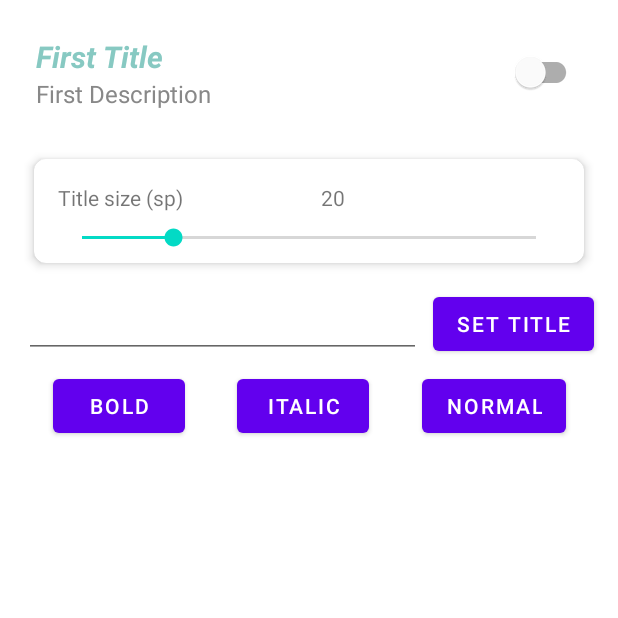
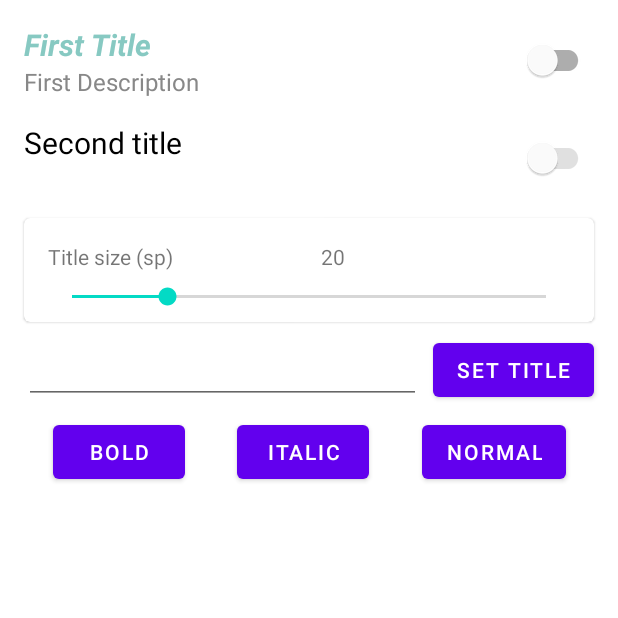
Before and after one commit to Grigoriym/CustomViews, an Android app: the screen it shows after launch (MainActivity), after a tap on "SETTINGS ITEMS", on a phone screen of 412 x 824 dp, the top half of it. Run offline under Robolectric (Android 15) with nearby library versions, the phone set to English and light mode, and no system bars.

Commit message:
Some fixes to settings, toolbar, seekbar

```diff
--- a/app/src/main/java/com/grappim/customviews/ui/fitting_toolbar/FittingToolbarView.kt
+++ b/app/src/main/java/com/grappim/customviews/ui/fitting_toolbar/FittingToolbarView.kt
@@ -10,6 +10,11 @@ class FittingToolbarView @JvmOverloads constructor(
     attrs: AttributeSet? = null,
     defStyleAttr: Int = 0
 ) : ViewGroup(context, attrs, defStyleAttr) {
+
+    companion object {
+        private const val START_CHILD_MARGIN = 10
+        private const val END_CHILD_MARGIN = 10
+    }
 
     override fun onLayout(changed: Boolean, l: Int, t: Int, r: Int, b: Int) {
         val maxWidth = measuredWidth
--- a/app/src/main/java/com/grappim/customviews/ui/settings_item_view/SettingsFragment.kt
+++ b/app/src/main/java/com/grappim/customviews/ui/settings_item_view/SettingsFragment.kt
@@ -5,6 +5,7 @@ import android.view.View
 import com.google.android.material.snackbar.Snackbar
 import com.grappim.customviews.databinding.FragmentSettingsBinding
 import com.grappim.customviews.ui.base.BaseFragment
+import com.grappim.customviews.utils.showSnackbar
 
 class SettingsFragment : BaseFragment<FragmentSettingsBinding>(
     FragmentSettingsBinding::inflate
@@ -17,15 +18,14 @@ class SettingsFragment : BaseFragment<FragmentSettingsBinding>(
 
     private fun initView() {
         with(viewBinding) {
-            settingsFirst.setSwitchListener {
-                Snackbar.make(
-                    viewBinding.root,
+            settingsFirst.switchListener = {
+                viewBinding.root.showSnackbar(
                     "$it",
                     Snackbar.LENGTH_SHORT
-                ).show()
+                )
             }
-            seekBarTitleSize.setSeekBarCallback {
-                settingsFirst.setTitleTextSize(it)
+            seekBarTitleSize.seekBarListener = {
+                settingsFirst.titleTextSize = it
             }
             btnSetTitleText.setOnClickListener {
                 settingsFirst.setTitleText(etTitleText.text.toString())
--- a/app/src/main/java/com/grappim/customviews/ui/settings_item_view/SettingsItemView.kt
+++ b/app/src/main/java/com/grappim/customviews/ui/settings_item_view/SettingsItemView.kt
@@ -1,53 +1,62 @@
 package com.grappim.customviews.ui.settings_item_view
 
 import android.content.Context
+import android.graphics.Canvas
 import android.graphics.Color
 import android.graphics.Typeface
 import android.util.AttributeSet
 import android.util.TypedValue
-import android.view.Gravity
-import android.widget.FrameLayout
+import android.view.LayoutInflater
 import androidx.annotation.ColorInt
 import androidx.annotation.StringRes
+import androidx.constraintlayout.widget.ConstraintLayout
 import androidx.core.content.withStyledAttributes
 import androidx.core.view.isVisible
-import com.google.android.material.switchmaterial.SwitchMaterial
-import com.google.android.material.textview.MaterialTextView
 import com.grappim.customviews.R
+import com.grappim.customviews.databinding.ViewSettingsItemBinding
+import com.grappim.customviews.utils.delegate.viewProperty
 import com.grappim.customviews.utils.onCheckChanged
 
 class SettingsItemView(
     context: Context,
     attrs: AttributeSet
-) : FrameLayout(context, attrs) {
+) : ConstraintLayout(context, attrs) {
 
     companion object {
         private const val DEFAULT_TITLE_TEXT_COLOR = Color.BLACK
         private const val DEFAULT_DESCRIPTION_TEXT_COLOR = Color.GRAY
+        private const val DEFAULT_TITLE_TEXT_SIZE = 20f
     }
 
-    private var _switchListener: ((isChecked: Boolean) -> Unit)? = null
-    private val switchListener: (isChecked: Boolean) -> Unit
-        get() = requireNotNull(_switchListener)
+    private val binding: ViewSettingsItemBinding = ViewSettingsItemBinding.inflate(
+        LayoutInflater.from(context),
+        this
+    )
 
-    private val titleTextView: MaterialTextView
-    private val descriptionTextView: MaterialTextView
-    private val switch: SwitchMaterial
+    var switchListener: ((isChecked: Boolean) -> Unit)? = null
 
     private var isDescriptionTextInvisible: Boolean = false
+
+    @get:ColorInt
+    var titleTextColor: Int by viewProperty(DEFAULT_TITLE_TEXT_COLOR)
+
+    var titleTextSize: Float by viewProperty(DEFAULT_TITLE_TEXT_SIZE)
+
+    var isSwitchVisible: Boolean by viewProperty(false)
+    var isSwitchEnabled: Boolean by viewProperty(true)
 
     var isTitleBold: Boolean = true
         set(value) {
             field = value
             if (value) {
                 if (isTitleItalic) {
-                    titleTextView.setTypeface(null, Typeface.BOLD_ITALIC)
+                    binding.titleTextView.setTypeface(null, Typeface.BOLD_ITALIC)
                 } else {
-                    titleTextView.setTypeface(titleTextView.typeface, Typeface.BOLD)
+                    binding.titleTextView.setTypeface(binding.titleTextView.typeface, Typeface.BOLD)
                 }
             } else {
                 if (isTitleItalic) {
-                    titleTextView.setTypeface(null, Typeface.ITALIC)
+                    binding.titleTextView.setTypeface(null, Typeface.ITALIC)
                 } else {
                     setTitleTextNormal()
                 }
@@ -59,13 +68,16 @@ class SettingsItemView(
             field = value
             if (value) {
                 if (isTitleBold) {
-                    titleTextView.setTypeface(null, Typeface.BOLD_ITALIC)
+                    binding.titleTextView.setTypeface(null, Typeface.BOLD_ITALIC)
                 } else {
-                    titleTextView.setTypeface(titleTextView.typeface, Typeface.ITALIC)
+                    binding.titleTextView.setTypeface(
+                        binding.titleTextView.typeface,
+                        Typeface.ITALIC
+                    )
                 }
             } else {
                 if (isTitleBold) {
-                    titleTextView.setTypeface(null, Typeface.BOLD)
+                    binding.titleTextView.setTypeface(null, Typeface.BOLD)
                 } else {
                     setTitleTextNormal()
                 }
@@ -73,24 +85,32 @@ class SettingsItemView(
         }
 
     init {
-        inflate(context, R.layout.view_settings_item, this)
-
-        titleTextView = findViewById(R.id.titleTextView)
-        descriptionTextView = findViewById(R.id.descriptionTextView)
-        switch = findViewById(R.id.onOffSwitch)
-
-        switch.onCheckChanged {
-            switchListener(it)
+        setWillNotDraw(false)
+        binding.onOffSwitch.onCheckChanged {
+            switchListener?.invoke(it)
         }
 
         context.withStyledAttributes(attrs, R.styleable.SettingsItemView) {
-            titleTextView.apply {
+            titleTextColor = getInt(
+                R.styleable.SettingsItemView_siw_titleTextColor,
+                titleTextColor
+            )
+            titleTextSize = getDimension(
+                R.styleable.SettingsItemView_siw_titleTextSize,
+                titleTextSize
+            )
+
+            isSwitchVisible = getBoolean(
+                R.styleable.SettingsItemView_siw_isSwitchVisible,
+                isSwitchVisible
+            )
+            isSwitchEnabled = getBoolean(
+                R.styleable.SettingsItemView_siw_isSwitchEnabled,
+                isSwitchEnabled
+            )
+
+            binding.titleTextView.apply {
                 text = getString(R.styleable.SettingsItemView_siw_titleText)
-                val textColor = getInt(
-                    R.styleable.SettingsItemView_siw_titleTextColor,
-                    DEFAULT_TITLE_TEXT_COLOR
-                )
-                setTextColor(textColor)
 
                 isTitleBold = getBoolean(
                     R.styleable.SettingsItemView_siw_isTitleBold,
@@ -100,15 +120,9 @@ class SettingsItemView(
                     R.styleable.SettingsItemView_siw_isTitleItalic,
                     false
                 )
-
-                val textSize = getDimension(
-                    R.styleable.SettingsItemView_siw_titleTextSize,
-                    resources.getDimension(R.dimen.siw_default_title_text_size)
-                )
-                setTextSize(TypedValue.COMPLEX_UNIT_PX, textSize)
             }
 
-            descriptionTextView.apply {
+            binding.descriptionTextView.apply {
                 text = getString(R.styleable.SettingsItemView_siw_descriptionText)
                 val textColor = getInt(
                     R.styleable.SettingsItemView_siw_descriptionTextColor,
@@ -122,57 +136,45 @@ class SettingsItemView(
                 )
             }
 
-            val showSwitch = getBoolean(
-                R.styleable.SettingsItemView_siw_showSwitch,
-                false
-            )
-            switch.isVisible = showSwitch
-
         }
         hideDescriptionViewIfNoContent()
     }
 
-    fun setTitleTextNormal() {
-        titleTextView.setTypeface(null, Typeface.NORMAL)
+    override fun onDraw(canvas: Canvas?) {
+        binding.titleTextView.setTextColor(titleTextColor)
+        binding.titleTextView.setTextSize(TypedValue.COMPLEX_UNIT_SP, titleTextSize)
+
+        binding.onOffSwitch.isVisible = isSwitchVisible
+        binding.onOffSwitch.isEnabled = isSwitchEnabled
+
+        hideDescriptionViewIfNoContent()
+        super.onDraw(canvas)
     }
 
-    fun setTitleTextSize(value: Float) {
-        titleTextView.setTextSize(TypedValue.COMPLEX_UNIT_SP, value)
-
-    }
-
-    fun setSwitchListener(callback: (isChecked: Boolean) -> Unit) {
-        _switchListener = callback
+    fun setTitleTextNormal() {
+        binding.titleTextView.setTypeface(null, Typeface.NORMAL)
     }
 
     fun setTitleText(@StringRes resId: Int) {
-        titleTextView.setText(resId)
+        binding.titleTextView.setText(resId)
     }
 
     fun setTitleText(text: String) {
-        titleTextView.text = text
-    }
-
-    fun setTitleTextColor(@ColorInt idRes: Int) {
-        titleTextView.setTextColor(idRes)
+        binding.titleTextView.text = text
     }
 
     fun setDescriptionText(@StringRes resId: Int) {
-        descriptionTextView.setText(resId)
+        binding.descriptionTextView.setText(resId)
         hideDescriptionViewIfNoContent()
     }
 
     fun setDescriptionText(text: String) {
-        descriptionTextView.text = text
+        binding.descriptionTextView.text = text
         hideDescriptionViewIfNoContent()
     }
 
-    fun setSwitchEnabled(enabled: Boolean) {
-        switch.isChecked = enabled
-    }
-
     private fun hideDescriptionViewIfNoContent() {
-        descriptionTextView.apply {
+        binding.descriptionTextView.apply {
             visibility = if (text.isNullOrEmpty()) {
                 if (isDescriptionTextInvisible) {
                     INVISIBLE
@@ -187,6 +189,6 @@ class SettingsItemView(
 
     override fun onDetachedFromWindow() {
         super.onDetachedFromWindow()
-        _switchListener = null
+        switchListener = null
     }
 }
--- a/app/src/main/java/com/grappim/customviews/ui/value_seek/SeekBarWithTitleView.kt
+++ b/app/src/main/java/com/grappim/customviews/ui/value_seek/SeekBarWithTitleView.kt
@@ -1,61 +1,47 @@
 package com.grappim.customviews.ui.value_seek
 
 import android.content.Context
+import android.graphics.Canvas
 import android.util.AttributeSet
-import android.widget.FrameLayout
-import android.widget.SeekBar
-import android.widget.TextView
-import androidx.appcompat.widget.AppCompatSeekBar
+import android.view.LayoutInflater
 import androidx.core.content.withStyledAttributes
+import com.google.android.material.card.MaterialCardView
 import com.grappim.customviews.R
+import com.grappim.customviews.databinding.ViewSeekBarAndTitleBinding
+import com.grappim.customviews.utils.delegate.viewProperty
 import com.grappim.customviews.utils.onProgressChanged
 
 class SeekBarWithTitleView(
     context: Context,
     attrs: AttributeSet
-) : FrameLayout(context, attrs) {
+) : MaterialCardView(context, attrs) {
 
     companion object {
         private const val DEFAULT_SEEK_BAR_MAX = 100
         private const val DEFAULT_SEEK_BAR_PROGRESS = 20
     }
 
-    private val tvTitle: TextView
-    private val seekBar: SeekBar
-    private val tvSeekBarValue: TextView
+    private var _binding: ViewSeekBarAndTitleBinding? = null
+    private val binding
+        get() = requireNotNull(_binding)
 
-    private var _seekBarListener: ((value: Float) -> Unit)? = null
-    private val seekBarListener
-        get() = requireNotNull(_seekBarListener)
+    var seekBarListener: ((value: Float) -> Unit)? = null
 
-    var seekBarMax: Int = DEFAULT_SEEK_BAR_MAX
-        set(value) {
-            field = value
-            seekBar.max = value
-        }
+    var seekBarMax: Int by viewProperty(DEFAULT_SEEK_BAR_MAX)
 
-    var seekBarProgress: Int = DEFAULT_SEEK_BAR_PROGRESS
-        set(value) {
-            field = value
-            seekBar.progress = value
-        }
+    var seekBarProgress: Int by viewProperty(DEFAULT_SEEK_BAR_PROGRESS)
 
-    var titleText: String = ""
-        set(value) {
-            field = value
-            tvTitle.text = value
-        }
+    var titleText: String by viewProperty("")
 
     init {
-        inflate(context, R.layout.view_seek_bar_and_title, this)
+        _binding = ViewSeekBarAndTitleBinding.inflate(
+            LayoutInflater.from(context),
+            this
+        )
 
-        tvTitle = findViewById(R.id.tvTitle)
-        seekBar = findViewById(R.id.seekBarAndTitle)
-        tvSeekBarValue = findViewById(R.id.tvSeekBarValue)
-
-        seekBar.onProgressChanged {
-            tvSeekBarValue.text = "${it.toInt()}"
-            seekBarListener(it)
+        binding.seekBarAndTitle.onProgressChanged {
+            seekBarProgress = it.toInt()
+            seekBarListener?.invoke(it)
         }
 
         context.withStyledAttributes(attrs, R.styleable.SeekBarWithTitleView) {
@@ -64,23 +50,29 @@ class SeekBarWithTitleView(
             ) ?: ""
             seekBarMax = getInteger(
                 R.styleable.SeekBarWithTitleView_sbt_seekBarMax,
-                DEFAULT_SEEK_BAR_MAX
+                seekBarMax
             )
             seekBarProgress = getInteger(
                 R.styleable.SeekBarWithTitleView_sbt_seekBarProgress,
-                DEFAULT_SEEK_BAR_PROGRESS
+                seekBarProgress
             )
-
-            tvSeekBarValue.text = "$seekBarProgress"
         }
     }
 
-    fun setSeekBarCallback(callback: (value: Float) -> Unit) {
-        _seekBarListener = callback
+    override fun onDraw(canvas: Canvas?) {
+        binding.seekBarAndTitle.max = seekBarMax
+        binding.seekBarAndTitle.progress = seekBarProgress
+
+        binding.tvSeekBarValue.text = "$seekBarProgress"
+
+        binding.tvTitle.text = titleText
+
+        super.onDraw(canvas)
     }
 
     override fun onDetachedFromWindow() {
         super.onDetachedFromWindow()
-        _seekBarListener = null
+        seekBarListener = null
+        _binding = null
     }
 }
--- a/app/src/main/java/com/grappim/customviews/ui/waveView/WaveFragment.kt
+++ b/app/src/main/java/com/grappim/customviews/ui/waveView/WaveFragment.kt
@@ -18,12 +18,12 @@ class WaveFragment : BaseFragment<FragmentWaveBinding>(
     }
 
     private fun initView() {
-        with(viewBinding){
+        with(viewBinding) {
             waveView1.initData(viewModel.getWaveData())
             waveView2.initData(viewModel.getWaveData())
             waveView3.initData(viewModel.getWaveData())
 
-            seekBarWaveView.setSeekBarCallback {
+            seekBarWaveView.seekBarListener = {
                 waveView1.maxVolume = it.toInt()
             }
             seekBarWaveView.seekBarProgress = 30
--- a/app/src/main/java/com/grappim/customviews/utils/ViewExtensions.kt
+++ b/app/src/main/java/com/grappim/customviews/utils/ViewExtensions.kt
@@ -1,6 +1,9 @@
 package com.grappim.customviews.utils
 
+import android.view.View
 import android.widget.SeekBar
+import com.google.android.material.snackbar.BaseTransientBottomBar
+import com.google.android.material.snackbar.Snackbar
 import com.google.android.material.switchmaterial.SwitchMaterial
 
 fun SeekBar.onProgressChanged(onProgressChanged: (Float) -> Unit) {
@@ -25,3 +28,14 @@ fun SwitchMaterial.onCheckChanged(
         onChecked(isChecked)
     }
 }
+
+fun View.showSnackbar(
+    text: String,
+    @BaseTransientBottomBar.Duration duration: Int
+) {
+    Snackbar.make(
+        this,
+        text,
+        duration
+    ).show()
+}
--- a/app/src/main/res/layout/fragment_settings.xml
+++ b/app/src/main/res/layout/fragment_settings.xml
@@ -16,11 +16,23 @@
         app:layout_constraintStart_toStartOf="parent"
         app:layout_constraintTop_toTopOf="parent"
         app:siw_descriptionText="First Description"
+        app:siw_isSwitchVisible="true"
         app:siw_isTitleBold="true"
         app:siw_isTitleItalic="true"
-        app:siw_showSwitch="true"
         app:siw_titleText="First Title"
         app:siw_titleTextColor="@color/cv_color_bermuda" />
+
+    <com.grappim.customviews.ui.settings_item_view.SettingsItemView
+        android:id="@+id/settingsSecond"
+        android:layout_width="0dp"
+        android:layout_height="wrap_content"
+        android:layout_marginTop="16dp"
+        app:layout_constraintEnd_toEndOf="@id/settingsFirst"
+        app:layout_constraintStart_toStartOf="@id/settingsFirst"
+        app:layout_constraintTop_toBottomOf="@id/settingsFirst"
+        app:siw_isSwitchEnabled="false"
+        app:siw_isSwitchVisible="true"
+        app:siw_titleText="Second title" />
 
     <com.grappim.customviews.ui.value_seek.SeekBarWithTitleView
         android:id="@+id/seekBarTitleSize"
@@ -31,7 +43,7 @@
         android:layout_marginEnd="16dp"
         app:layout_constraintEnd_toEndOf="parent"
         app:layout_constraintStart_toStartOf="parent"
-        app:layout_constraintTop_toBottomOf="@id/settingsFirst"
+        app:layout_constraintTop_toBottomOf="@id/settingsSecond"
         app:sbt_titleText="Title size (sp)" />
 
     <com.google.android.material.textfield.TextInputEditText
--- a/app/src/main/res/layout/view_seek_bar_and_title.xml
+++ b/app/src/main/res/layout/view_seek_bar_and_title.xml
@@ -1,12 +1,13 @@
 <?xml version="1.0" encoding="utf-8"?>
-<com.google.android.material.card.MaterialCardView xmlns:android="http://schemas.android.com/apk/res/android"
+<merge xmlns:android="http://schemas.android.com/apk/res/android"
     xmlns:app="http://schemas.android.com/apk/res-auto"
     xmlns:tools="http://schemas.android.com/tools"
     android:layout_width="match_parent"
     android:layout_height="wrap_content"
     app:cardCornerRadius="8dp"
     app:cardElevation="4dp"
-    app:cardUseCompatPadding="true">
+    app:cardUseCompatPadding="true"
+    tools:parentTag="com.google.android.material.card.MaterialCardView">
 
     <androidx.constraintlayout.widget.ConstraintLayout
         android:layout_width="match_parent"
@@ -59,4 +60,4 @@
 
     </androidx.constraintlayout.widget.ConstraintLayout>
 
-</com.google.android.material.card.MaterialCardView>
+</merge>
--- a/app/src/main/res/layout/view_settings_item.xml
+++ b/app/src/main/res/layout/view_settings_item.xml
@@ -1,39 +1,36 @@
 <?xml version="1.0" encoding="utf-8"?>
-<LinearLayout xmlns:android="http://schemas.android.com/apk/res/android"
+<merge xmlns:android="http://schemas.android.com/apk/res/android"
+    xmlns:app="http://schemas.android.com/apk/res-auto"
     xmlns:tools="http://schemas.android.com/tools"
     android:layout_width="match_parent"
     android:layout_height="wrap_content"
-    android:orientation="horizontal"
-    android:padding="8dp"
-    android:weightSum="10">
-
-    <LinearLayout
-        android:layout_width="wrap_content"
-        android:layout_height="wrap_content"
-        android:layout_weight="9"
-        android:orientation="vertical">
+    tools:parentTag="androidx.constraintlayout.widget.ConstraintLayout">
 
     <com.google.android.material.textview.MaterialTextView
         android:id="@+id/titleTextView"
-            android:layout_width="match_parent"
+        android:layout_width="0dp"
         android:layout_height="wrap_content"
         android:textSize="@dimen/siw_default_title_text_size"
         android:textStyle="bold"
+        app:layout_constraintEnd_toStartOf="@id/onOffSwitch"
+        app:layout_constraintStart_toStartOf="parent"
+        app:layout_constraintTop_toTopOf="parent"
         tools:text="Title" />
 
     <com.google.android.material.textview.MaterialTextView
         android:id="@+id/descriptionTextView"
-            android:layout_width="match_parent"
+        android:layout_width="0dp"
         android:layout_height="wrap_content"
         android:textSize="@dimen/siw_default_description_text_size"
+        app:layout_constraintEnd_toEndOf="@id/titleTextView"
+        app:layout_constraintStart_toStartOf="@id/titleTextView"
+        app:layout_constraintTop_toBottomOf="@id/titleTextView"
         tools:text="Description" />
-
-    </LinearLayout>
 
     <com.google.android.material.switchmaterial.SwitchMaterial
         android:id="@+id/onOffSwitch"
         android:layout_width="wrap_content"
         android:layout_height="wrap_content"
-        android:layout_weight="1" />
+        app:layout_constraintEnd_toEndOf="parent" />
 
-</LinearLayout>
+</merge>
```
Also changed, not shown: app/src/main/java/com/grappim/customviews/ui/fitting_toolbar/FittingToolbarFragment.kt (+4 -3 lines), app/src/main/res/values/attrs.xml (+7 -6 lines), gradle/wrapper/gradle-wrapper.properties. Lines whose indentation alone changed are shown as unchanged.
